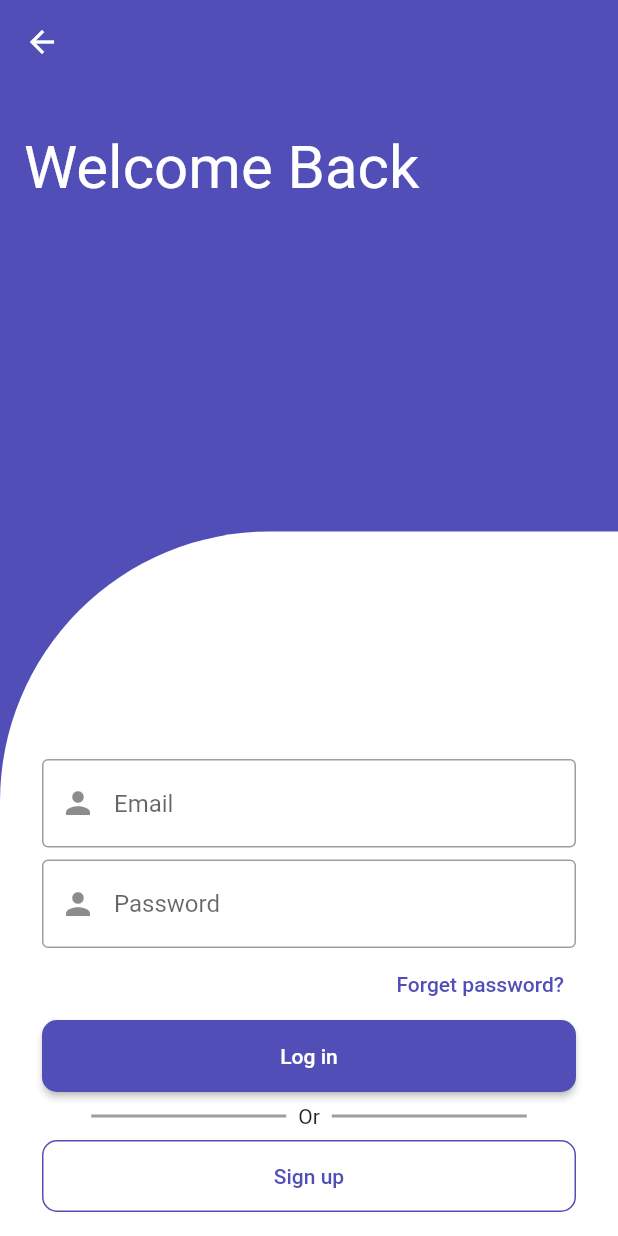
After one commit to code-witcher/Brandie, a Flutter app: the LoginScreen screen opened by its route, on a phone screen of 412 x 824 dp. The commit adds this screen. Run offline on Flutter 3.47's test engine with Material 2 defaults, Android fonts, the phone set to English and light mode, and no system bars.

Commit message:
second commit

```diff
--- a/lib/models/constants.dart
+++ b/lib/models/constants.dart
@@ -15,4 +15,9 @@ const kPrimaryColorList = {
 };
 
 const kAccentColor = Color(0xFFF8CACE);
+const kBlue = Color(0xFFECF4FA);
+const kYellowish = Color(0xFFFAF2EB);
+const kPink = Color(0xFFFBEBF7);
+const kIconsColor = Color(0xFFDB9686);
+
 const kLightColor = Colors.white;
--- /dev/null
+++ b/lib/view/auth/widgets/auth_widget.dart
@@ -0,0 +1,162 @@
+import 'package:brandie/view/products/screens/main_page.dart';
+import 'package:flutter/material.dart';
+
+import '../../../models/constants.dart';
+import '../screens/LoginScreen.dart';
+import '../screens/sign_in.dart';
+
+class AuthWidget extends StatelessWidget {
+  const AuthWidget({Key? key, this.isLogin = false}) : super(key: key);
+  final bool isLogin;
+
+  @override
+  Widget build(BuildContext context) {
+    return Stack(
+      children: [
+        Container(
+          padding: const EdgeInsets.symmetric(vertical: 32, horizontal: 16),
+          height: double.infinity,
+          width: double.infinity,
+          decoration: BoxDecoration(
+            color: Theme.of(context).primaryColor,
+          ),
+          child: Text(
+            isLogin ? 'Welcome Back' : 'Create Account',
+            style: Theme.of(context).textTheme.headlineLarge?.copyWith(
+                  color: kLightColor,
+                ),
+          ),
+        ),
+        Align(
+          alignment: Alignment.bottomCenter,
+          child: Container(
+            decoration: const BoxDecoration(
+              color: kLightColor,
+              borderRadius: BorderRadiusDirectional.only(
+                topStart: Radius.circular(180),
+              ),
+            ),
+            height: MediaQuery.of(context).size.height * 0.57,
+            padding: const EdgeInsets.symmetric(vertical: 16, horizontal: 28),
+            child: Form(
+              child: Column(
+                mainAxisAlignment: MainAxisAlignment.end,
+                crossAxisAlignment: CrossAxisAlignment.stretch,
+                children: [
+                  Column(
+                    children: [
+                      if (!isLogin)
+                        TextFormField(
+                          decoration: const InputDecoration(
+                            border: OutlineInputBorder(),
+                            prefixIcon: Icon(Icons.person_outline_rounded),
+                            hintText: 'Name',
+                          ),
+                          keyboardType: TextInputType.name,
+                          textCapitalization: TextCapitalization.words,
+                        ),
+                      const SizedBox(
+                        height: 8,
+                      ),
+                      TextFormField(
+                        decoration: const InputDecoration(
+                          border: OutlineInputBorder(),
+                          prefixIcon: Icon(Icons.person),
+                          hintText: 'Email',
+                        ),
+                        keyboardType: TextInputType.name,
+                        textCapitalization: TextCapitalization.words,
+                      ),
+                      const SizedBox(
+                        height: 8,
+                      ),
+                      TextFormField(
+                        decoration: const InputDecoration(
+                          border: OutlineInputBorder(),
+                          prefixIcon: Icon(Icons.person),
+                          hintText: 'Password',
+                        ),
+                        keyboardType: TextInputType.name,
+                        textCapitalization: TextCapitalization.words,
+                      ),
+                    ],
+                  ),
+                  if (isLogin)
+                    TextButton(
+                      style: TextButton.styleFrom(
+                          alignment: AlignmentDirectional.centerEnd),
+                      onPressed: () {},
+                      child: const Text('Forget password?'),
+                    ),
+                  if (!isLogin)
+                    const SizedBox(
+                      height: 15,
+                    ),
+                  ElevatedButton(
+                    style: ElevatedButton.styleFrom(
+                      // primary: kLightColor,
+                      padding: const EdgeInsets.symmetric(vertical: 16),
+                      shape: RoundedRectangleBorder(
+                        borderRadius: BorderRadius.circular(10),
+                      ),
+                    ),
+                    onPressed: () {
+                      Navigator.of(context).pushReplacementNamed(
+                        MainPage.routeName,
+                      );
+                    },
+                    child: Text(
+                      isLogin ? 'Log in' : 'Sign Up',
+                    ),
+                  ),
+                  SizedBox(
+                    height: 32,
+                    child: Row(
+                      mainAxisAlignment: MainAxisAlignment.center,
+                      children: [
+                        Container(
+                          width: 130,
+                          height: 2,
+                          color: Colors.grey,
+                        ),
+                        const SizedBox(
+                          width: 8,
+                        ),
+                        Text('Or'),
+                        const SizedBox(
+                          width: 8,
+                        ),
+                        Container(
+                          width: 130,
+                          height: 2,
+                          color: Colors.grey,
+                        ),
+                      ],
+                    ),
+                  ),
+                  TextButton(
+                    style: TextButton.styleFrom(
+                      padding: const EdgeInsets.symmetric(vertical: 16),
+                      side: BorderSide(color: Theme.of(context).primaryColor),
+                      shape: RoundedRectangleBorder(
+                        borderRadius: BorderRadius.circular(10),
+                      ),
+                    ),
+                    onPressed: () {
+                      Navigator.of(context).pushReplacementNamed(
+                        isLogin
+                            ? SignUpScreen.routeName
+                            : LoginScreen.routeName,
+                      );
+                    },
+                    child: Text(isLogin ? 'Sign up' : 'Log in'),
+                  ),
+                ],
+              ),
+            ),
+          ),
+        ),
+      ],
+    );
+  }
+}
```
Also changed, not shown: lib/main.dart (+13 -4 lines), lib/view/auth/LoginScreen.dart (deleted, +0 -24 lines), lib/view/auth/screens/LoginScreen.dart (added, +62 -0 lines), lib/view/auth/screens/home_page.dart (renamed from lib/view/auth/home_page.dart, +6 -12 lines), lib/view/auth/screens/sign_in.dart (added, +17 -0 lines), lib/view/auth/sign_in.dart (deleted, +0 -11 lines), lib/view/products/screens/main_page.dart (added, +74 -0 lines), lib/view/products/widgets/Product_item.dart (added, +40 -0 lines), lib/view/products/widgets/collection_item.dart (added, +34 -0 lines), lib/view/products/widgets/collections_list.dart (added, +15 -0 lines), lib/view/products/widgets/products_list.dart (added, +24 -0 lines).
